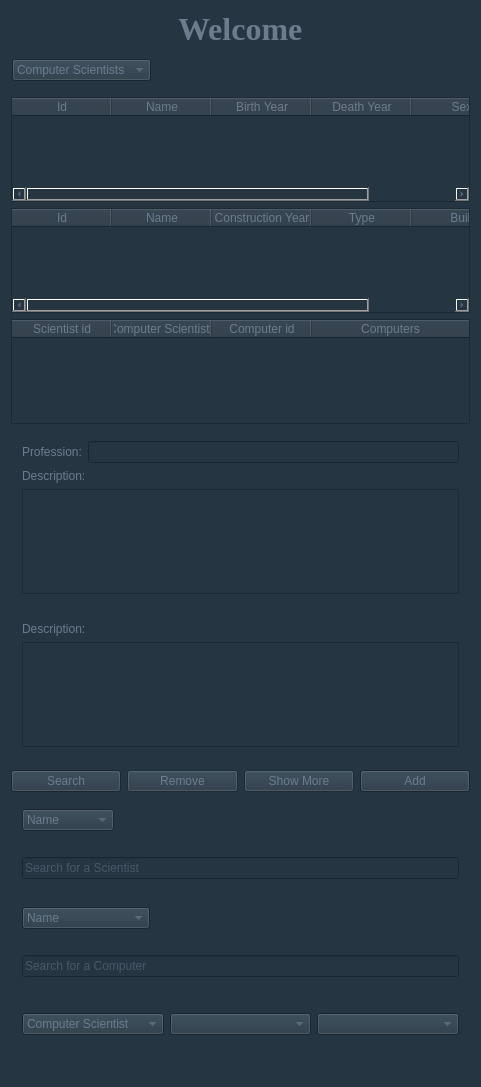
Before: the Qt Designer form mainwindow.ui in HKH515/VLN56, drawn with Qt 5.
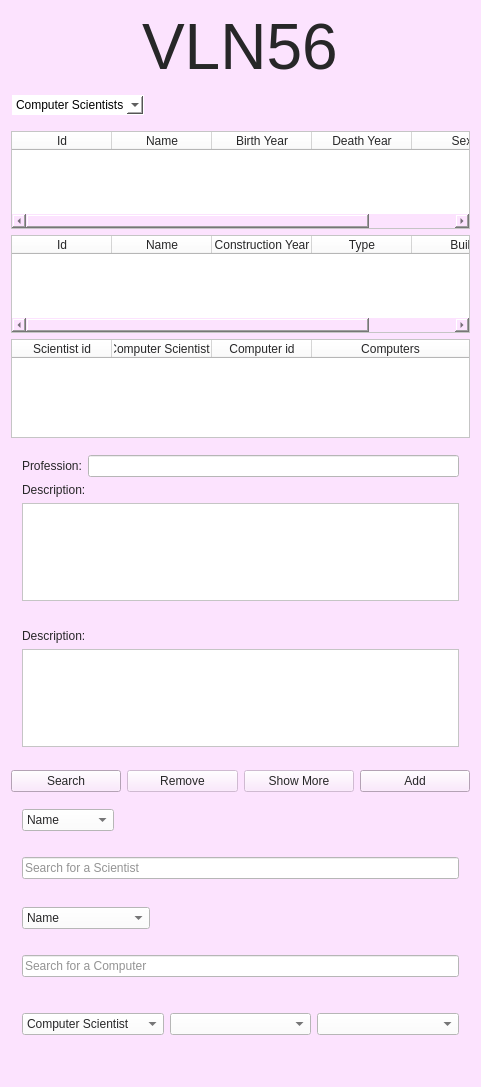
After: the same form once the commit is applied. Icons and pictures are not drawn.

```diff
--- a/mainwindow.ui
+++ b/mainwindow.ui
@@ -21,8 +21,8 @@
     <normaloff>:/icons/images/Alan-Turing.png</normaloff>:/icons/images/Alan-Turing.png</iconset>
   </property>
   <property name="styleSheet">
-   <string notr="true">background-color: #253542;
-color: #6c7c8c;</string>
+   <string notr="true">background-color: #FCE3FE;
+color: #272728;</string>
   </property>
   <widget class="QWidget" name="centralWidget">
    <layout class="QVBoxLayout" name="verticalLayout">
@@ -32,14 +32,18 @@
        <widget class="QLabel" name="label">
         <property name="font">
          <font>
-          <family>Georgia</family>
-          <pointsize>24</pointsize>
-          <weight>75</weight>
-          <bold>true</bold>
+          <family>Lucida Grande</family>
+          <pointsize>48</pointsize>
+          <weight>50</weight>
+          <italic>false</italic>
+          <bold>false</bold>
          </font>
         </property>
+        <property name="styleSheet">
+         <string notr="true">font: 48pt &quot;Lucida Grande&quot;;</string>
+        </property>
         <property name="text">
-         <string>Welcome</string>
+         <string>VLN56</string>
         </property>
        </widget>
       </item>
@@ -55,6 +59,19 @@
       </property>
       <item alignment="Qt::AlignLeft">
        <widget class="QComboBox" name="type_dropdown">
+        <property name="styleSheet">
+         <string notr="true">
+QComboBox{ 
+color:#000000;
+background-color:#ffffff;
+    selection-background-color:#D562FB;
+    border-color: rgba(255,255,255,200);
+    border-width: 1px;
+    border-style: solid;
+    padding: 1px 0px 1px 3px;
+}
+</string>
+        </property>
         <item>
          <property name="text">
           <string>Computer Scientists</string>
@@ -83,6 +100,10 @@
     </item>
     <item>
      <widget class="QTableWidget" name="table_view_person">
+      <property name="styleSheet">
+       <string notr="true">background-color:#ffffff;
+selection-background-color:#D562FB;</string>
+      </property>
       <property name="sortingEnabled">
        <bool>true</bool>
       </property>
@@ -118,6 +139,10 @@
     </item>
     <item>
      <widget class="QTableWidget" name="table_view_computers">
+      <property name="styleSheet">
+       <string notr="true">background-color:#ffffff;
+selection-background-color:#D562FB;</string>
+      </property>
       <property name="sortingEnabled">
        <bool>true</bool>
       </property>
@@ -156,6 +181,10 @@
     </item>
     <item>
      <widget class="QTableWidget" name="table_view_connections">
+      <property name="styleSheet">
+       <string notr="true">background-color:#ffffff;
+selection-background-color:#D562FB;</string>
+      </property>
       <attribute name="horizontalHeaderStretchLastSection">
        <bool>true</bool>
       </attribute>
@@ -194,25 +223,39 @@
          </property>
          <item>
           <widget class="QLabel" name="profession">
+           <property name="styleSheet">
+            <string notr="true"/>
+           </property>
            <property name="text">
             <string>Profession:</string>
            </property>
           </widget>
          </item>
          <item>
-          <widget class="QLineEdit" name="profession_output"/>
+          <widget class="QLineEdit" name="profession_output">
+           <property name="styleSheet">
+            <string notr="true">background-color:#ffffff;</string>
+           </property>
+          </widget>
          </item>
         </layout>
        </item>
        <item>
         <widget class="QLabel" name="description_person">
+         <property name="styleSheet">
+          <string notr="true"/>
+         </property>
          <property name="text">
           <string>Description:</string>
          </property>
         </widget>
        </item>
        <item>
-        <widget class="QTextEdit" name="description_output_person"/>
+        <widget class="QTextEdit" name="description_output_person">
+         <property name="styleSheet">
+          <string notr="true">background-color:#ffffff;</string>
+         </property>
+        </widget>
        </item>
       </layout>
      </widget>
@@ -232,6 +275,9 @@
          <property name="enabled">
           <bool>true</bool>
          </property>
+         <property name="styleSheet">
+          <string notr="true">background-color:#ffffff;</string>
+         </property>
         </widget>
        </item>
       </layout>
@@ -244,6 +290,9 @@
       </property>
       <item>
        <widget class="QPushButton" name="search_pushButton">
+        <property name="styleSheet">
+         <string notr="true"/>
+        </property>
         <property name="text">
          <string>Search</string>
         </property>
@@ -254,6 +303,9 @@
         <property name="enabled">
          <bool>false</bool>
         </property>
+        <property name="styleSheet">
+         <string notr="true"/>
+        </property>
         <property name="text">
          <string>Remove</string>
         </property>
@@ -283,6 +335,10 @@
       <layout class="QVBoxLayout" name="verticalLayout_4">
        <item alignment="Qt::AlignLeft">
         <widget class="QComboBox" name="search_dropdown_person">
+         <property name="styleSheet">
+          <string notr="true">background-color:#ffffff;
+selection-background-color:#D562FB;</string>
+         </property>
          <item>
           <property name="text">
            <string>Name</string>
@@ -322,6 +378,9 @@
          </property>
          <item>
           <widget class="QLineEdit" name="substring_input_person">
+           <property name="styleSheet">
+            <string notr="true">background-color:#ffffff;</string>
+           </property>
            <property name="placeholderText">
             <string>Search for a Scientist</string>
            </property>
@@ -337,6 +396,10 @@
       <layout class="QVBoxLayout" name="verticalLayout_5">
        <item alignment="Qt::AlignLeft">
         <widget class="QComboBox" name="search_dropdown_computer">
+         <property name="styleSheet">
+          <string notr="true">background-color:#ffffff;
+selection-background-color:#D562FB;</string>
+         </property>
          <item>
           <property name="text">
            <string>Name</string>
@@ -371,6 +434,9 @@
          </property>
          <item>
           <widget class="QLineEdit" name="substring_input_computer">
+           <property name="styleSheet">
+            <string notr="true">background-color:#ffffff;</string>
+           </property>
            <property name="placeholderText">
             <string>Search for a Computer</string>
            </property>
@@ -392,6 +458,10 @@
       <layout class="QHBoxLayout" name="horizontalLayout_7">
        <item>
         <widget class="QComboBox" name="search_dropdown_connections">
+         <property name="styleSheet">
+          <string notr="true">background-color:#ffffff;
+selection-background-color:#D562FB;</string>
+         </property>
          <item>
           <property name="text">
            <string>Computer Scientist</string>
@@ -405,10 +475,20 @@
         </widget>
        </item>
        <item>
-        <widget class="QComboBox" name="dropdown_list_all_ids_person"/>
+        <widget class="QComboBox" name="dropdown_list_all_ids_person">
+         <property name="styleSheet">
+          <string notr="true">background-color:#ffffff;
+selection-background-color:#D562FB;</string>
+         </property>
+        </widget>
        </item>
        <item>
-        <widget class="QComboBox" name="dropdown_list_all_ids_computer"/>
+        <widget class="QComboBox" name="dropdown_list_all_ids_computer">
+         <property name="styleSheet">
+          <string notr="true">background-color:#ffffff;
+selection-background-color:#D562FB;</string>
+         </property>
+        </widget>
        </item>
       </layout>
      </widget>
```
Left out of the diff: 2 changed lines with no effect on the pictures.
